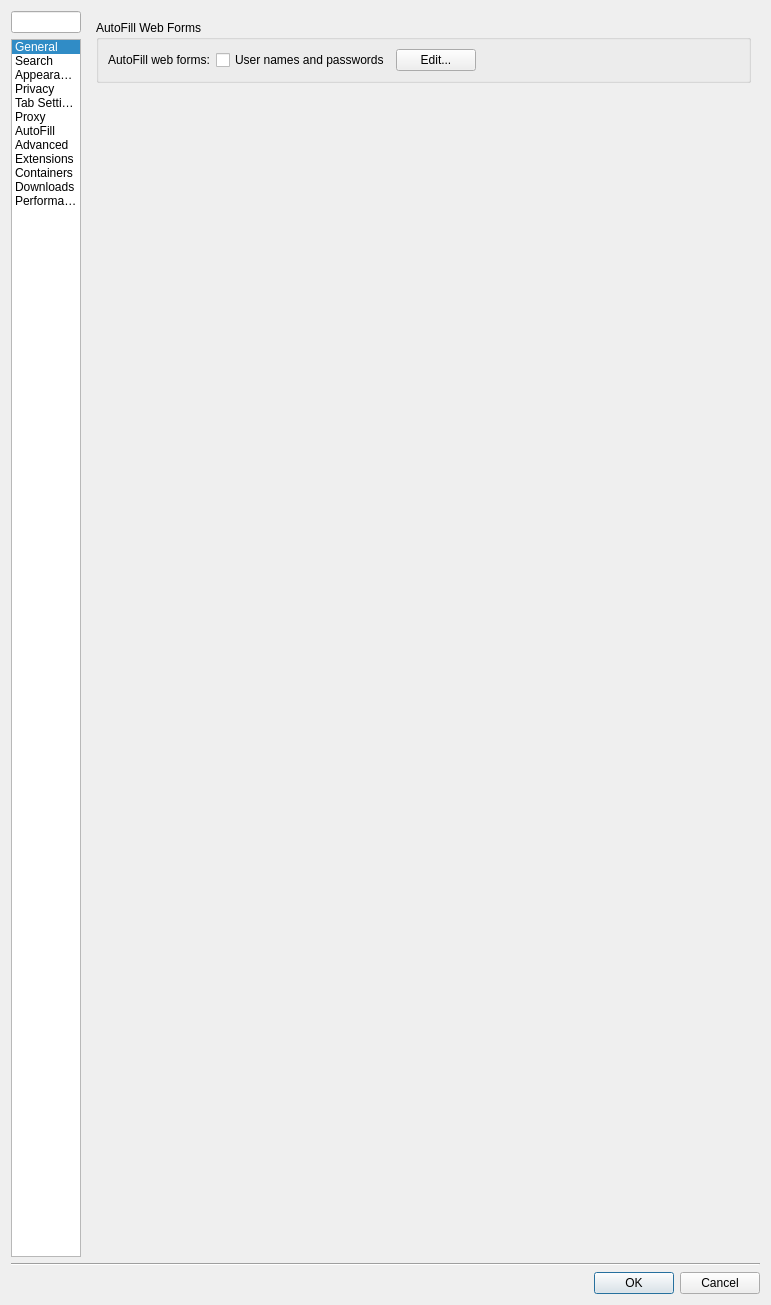
The window that src/settings.ui (IT-Space-2026/arktos) describes before a commit, drawn with Qt 5.
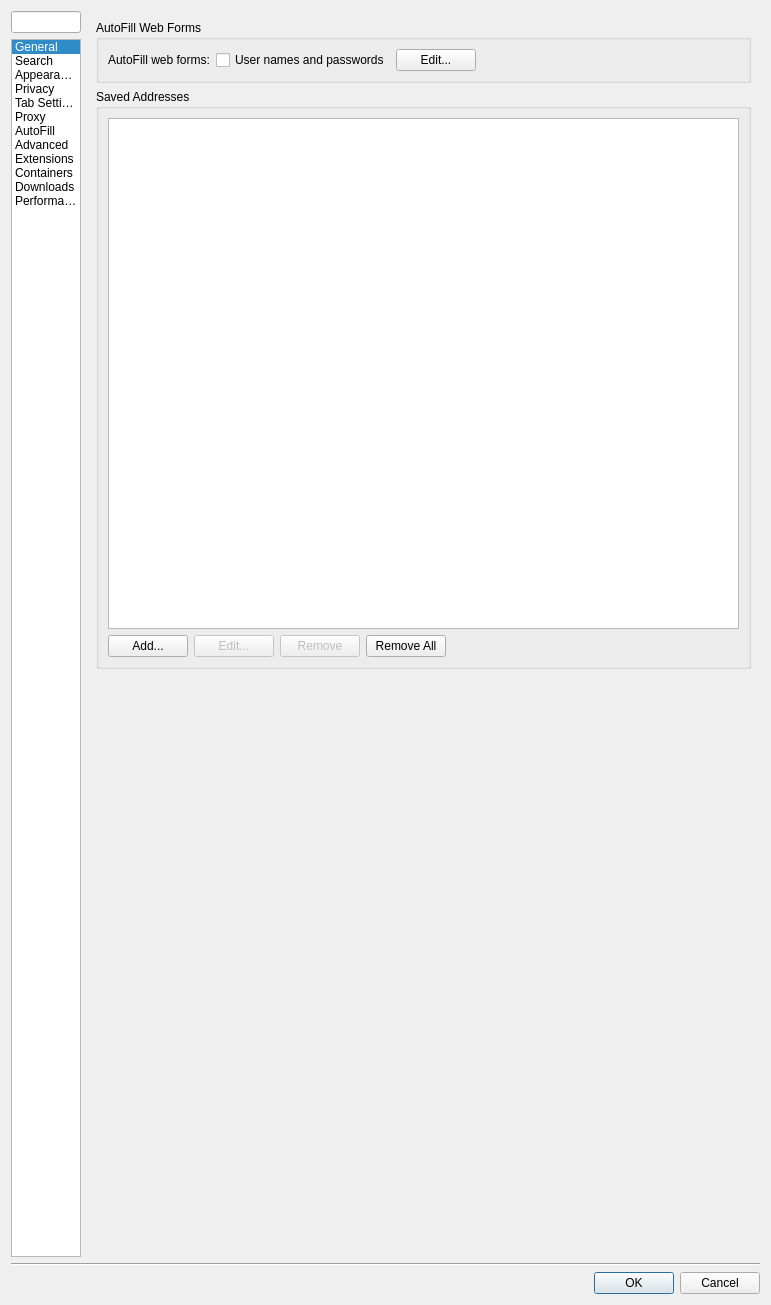
The same window after the commit. The open tabs and pages were chosen to show the change. Custom widgets are drawn as their Qt base class.

Commit message: ADDR01: saved addresses in AutoFill preferences

Diff of the .ui file:
```diff
--- a/src/settings.ui
+++ b/src/settings.ui
@@ -2577,6 +2577,82 @@
          </layout>
         </widget>
        </item>
+       <item>
+        <widget class="QGroupBox" name="addressesGroupBox">
+         <property name="title">
+          <string>Saved Addresses</string>
+         </property>
+         <layout class="QVBoxLayout" name="addressesLayout">
+          <item>
+           <widget class="QListWidget" name="addressesList">
+            <property name="accessibleName">
+             <string>Saved addresses</string>
+            </property>
+            <property name="selectionMode">
+             <enum>QAbstractItemView::SingleSelection</enum>
+            </property>
+            <property name="uniformItemSizes">
+             <bool>true</bool>
+            </property>
+            <property name="alternatingRowColors">
+             <bool>true</bool>
+            </property>
+           </widget>
+          </item>
+          <item>
+           <layout class="QHBoxLayout" name="addressesButtonLayout">
+            <item>
+             <widget class="QPushButton" name="addAddressButton">
+              <property name="text">
+               <string>Add...</string>
+              </property>
+             </widget>
+            </item>
+            <item>
+             <widget class="QPushButton" name="editAddressButton">
+              <property name="enabled">
+               <bool>false</bool>
+              </property>
+              <property name="text">
+               <string>Edit...</string>
+              </property>
+             </widget>
+            </item>
+            <item>
+             <widget class="QPushButton" name="removeAddressButton">
+              <property name="enabled">
+               <bool>false</bool>
+              </property>
+              <property name="text">
+               <string>Remove</string>
+              </property>
+             </widget>
+            </item>
+            <item>
+             <widget class="QPushButton" name="removeAllAddressesButton">
+              <property name="text">
+               <string>Remove All</string>
+              </property>
+             </widget>
+            </item>
+            <item>
+             <spacer name="addressesButtonSpacer">
+              <property name="orientation">
+               <enum>Qt::Horizontal</enum>
+              </property>
+              <property name="sizeHint" stdset="0">
+               <size>
+                <width>40</width>
+                <height>20</height>
+               </size>
+              </property>
+             </spacer>
+            </item>
+           </layout>
+          </item>
+         </layout>
+        </widget>
+       </item>
        <item>
         <spacer name="verticalSpacer_5">
          <property name="orientation">
```
Left out of the diff: 5 changed lines with no effect on the pictures. The commit also changes 16 other files.
